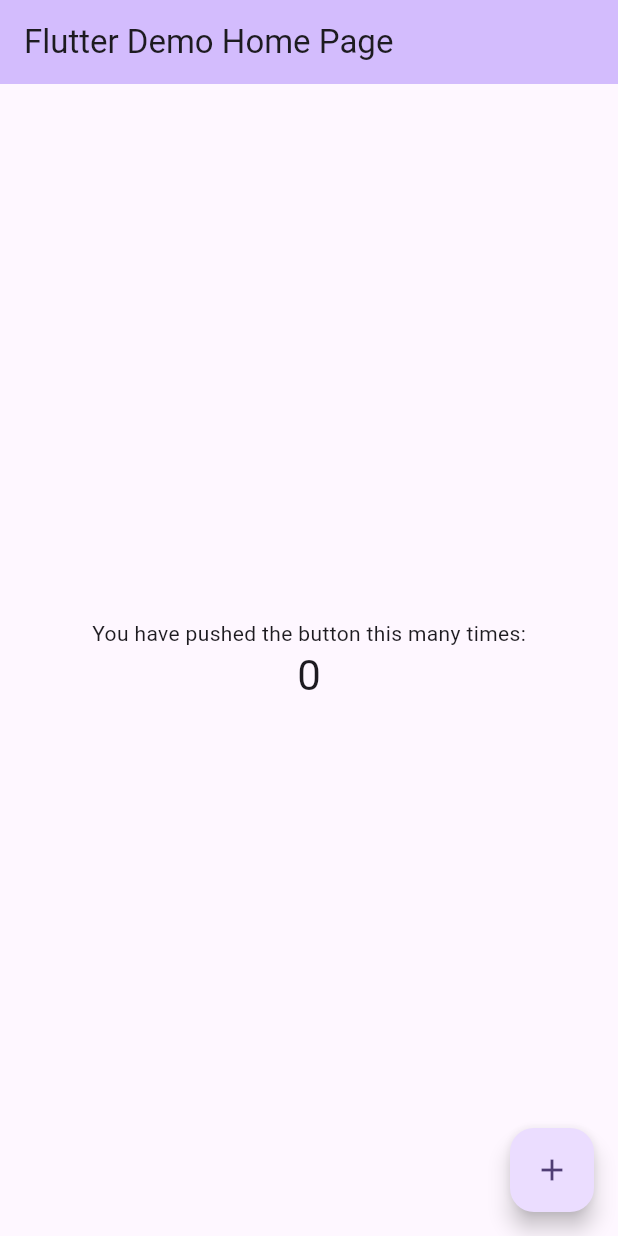
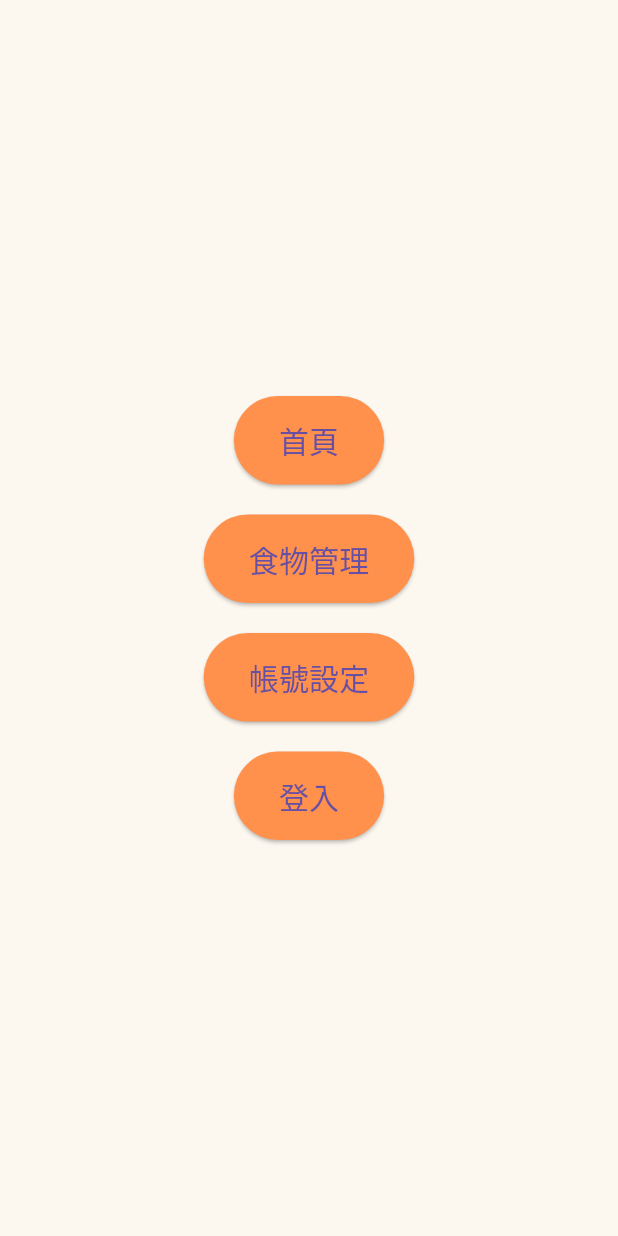
Before and after one commit to exp7777777/FoodMngmt, a Flutter app: the screen it shows after launch, on a phone screen of 412 x 824 dp. Run offline on Flutter 3.47's test engine with Material 3 defaults, Android fonts, the phone set to English and light mode, and no system bars; our stand-ins replace lucide_icons.

Commit message:
新增快速檢視各功能Page

```diff
--- a/lib/main.dart
+++ b/lib/main.dart
@@ -1,4 +1,9 @@
 import 'package:flutter/material.dart';
+import 'package:foodmngmt/foodmngmt_AccountSettings.dart';
+import 'package:foodmngmt/foodmngmt_AccoutLogin.dart';
+import 'package:foodmngmt/foodmngmt_FoodManager.dart';
+import 'package:foodmngmt/foodmngmt_HomePage.dart';
+import 'main.dart';
 
 void main() {
   runApp(const MyApp());
@@ -7,116 +12,97 @@ void main() {
 class MyApp extends StatelessWidget {
   const MyApp({super.key});
 
-  // This widget is the root of your application.
   @override
   Widget build(BuildContext context) {
     return MaterialApp(
-      title: 'Flutter Demo',
-      theme: ThemeData(
-        // This is the theme of your application.
-        //
-        // TRY THIS: Try running your application with "flutter run". You'll see
-        // the application has a purple toolbar. Then, without quitting the app,
-        // try changing the seedColor in the colorScheme below to Colors.green
-        // and then invoke "hot reload" (save your changes or press the "hot
-        // reload" button in a Flutter-supported IDE, or press "r" if you used
-        // the command line to start the app).
-        //
-        // Notice that the counter didn't reset back to zero; the application
-        // state is not lost during the reload. To reset the state, use hot
-        // restart instead.
-        //
-        // This works for code too, not just values: Most code changes can be
-        // tested with just a hot reload.
-        colorScheme: ColorScheme.fromSeed(seedColor: Colors.deepPurple),
-      ),
-      home: const MyHomePage(title: 'Flutter Demo Home Page'),
+      debugShowCheckedModeBanner: false,
+      home: const Main(),
     );
   }
 }
 
-class MyHomePage extends StatefulWidget {
-  const MyHomePage({super.key, required this.title});
-
-  // This widget is the home page of your application. It is stateful, meaning
-  // that it has a State object (defined below) that contains fields that affect
-  // how it looks.
-
-  // This class is the configuration for the state. It holds the values (in this
-  // case the title) provided by the parent (in this case the App widget) and
-  // used by the build method of the State. Fields in a Widget subclass are
-  // always marked "final".
-
-  final String title;
-
-  @override
-  State<MyHomePage> createState() => _MyHomePageState();
-}
-
-class _MyHomePageState extends State<MyHomePage> {
-  int _counter = 0;
-
-  void _incrementCounter() {
-    setState(() {
-      // This call to setState tells the Flutter framework that something has
-      // changed in this State, which causes it to rerun the build method below
-      // so that the display can reflect the updated values. If we changed
-      // _counter without calling setState(), then the build method would not be
-      // called again, and so nothing would appear to happen.
-      _counter++;
-    });
-  }
+class Main extends StatelessWidget {
+  const Main({super.key});
 
   @override
   Widget build(BuildContext context) {
-    // This method is rerun every time setState is called, for instance as done
-    // by the _incrementCounter method above.
-    //
-    // The Flutter framework has been optimized to make rerunning build methods
-    // fast, so that you can just rebuild anything that needs updating rather
-    // than having to individually change instances of widgets.
     return Scaffold(
-      appBar: AppBar(
-        // TRY THIS: Try changing the color here to a specific color (to
-        // Colors.amber, perhaps?) and trigger a hot reload to see the AppBar
-        // change color while the other colors stay the same.
-        backgroundColor: Theme.of(context).colorScheme.inversePrimary,
-        // Here we take the value from the MyHomePage object that was created by
-        // the App.build method, and use it to set our appbar title.
-        title: Text(widget.title),
-      ),
-      body: Center(
-        // Center is a layout widget. It takes a single child and positions it
-        // in the middle of the parent.
+      backgroundColor: const Color(0xFFFCF7EF), // 設定整個頁面的背景顏色
+      body: Center(  // 使用 Center 使內容垂直水平置中
         child: Column(
-          // Column is also a layout widget. It takes a list of children and
-          // arranges them vertically. By default, it sizes itself to fit its
-          // children horizontally, and tries to be as tall as its parent.
-          //
-          // Column has various properties to control how it sizes itself and
-          // how it positions its children. Here we use mainAxisAlignment to
-          // center the children vertically; the main axis here is the vertical
-          // axis because Columns are vertical (the cross axis would be
-          // horizontal).
-          //
-          // TRY THIS: Invoke "debug painting" (choose the "Toggle Debug Paint"
-          // action in the IDE, or press "p" in the console), to see the
-          // wireframe for each widget.
-          mainAxisAlignment: MainAxisAlignment.center,
-          children: <Widget>[
-            const Text('You have pushed the button this many times:'),
-            Text(
-              '$_counter',
-              style: Theme.of(context).textTheme.headlineMedium,
+          mainAxisAlignment: MainAxisAlignment.center,  // 垂直置中
+          crossAxisAlignment: CrossAxisAlignment.center,  // 水平置中
+          children: [
+            ElevatedButton(
+              onPressed: () {
+                Navigator.push(
+                  context,
+                  MaterialPageRoute(builder: (context) => HomePage()),
+                );
+              },
+              style: ElevatedButton.styleFrom(
+                backgroundColor: const Color(0xFFFF914D),  // 設定按鈕顏色
+                padding: const EdgeInsets.symmetric(horizontal: 30, vertical: 15),
+              ),
+              child: const Text(
+                "首頁",
+                style: TextStyle(fontSize: 20),
+              ),
+            ),
+            const SizedBox(height: 20),  // 按鈕間的間距
+            ElevatedButton(
+              onPressed: () {
+                Navigator.push(
+                  context,
+                  MaterialPageRoute(builder: (context) => FoodMngmtPage()),
+                );
+              },
+              style: ElevatedButton.styleFrom(
+                backgroundColor: const Color(0xFFFF914D),
+                padding: const EdgeInsets.symmetric(horizontal: 30, vertical: 15),
+              ),
+              child: const Text(
+                "食物管理",
+                style: TextStyle(fontSize: 20),
+              ),
+            ),
+            const SizedBox(height: 20),
+            ElevatedButton(
+              onPressed: () {
+                Navigator.push(
+                  context,
+                  MaterialPageRoute(builder: (context) => AccountSettings()),
+                );
+              },
+              style: ElevatedButton.styleFrom(
+                backgroundColor: const Color(0xFFFF914D),
+                padding: const EdgeInsets.symmetric(horizontal: 30, vertical: 15),
+              ),
+              child: const Text(
+                "帳號設定",
+                style: TextStyle(fontSize: 20),
+              ),
+            ),
+            const SizedBox(height: 20),
+            ElevatedButton(
+              onPressed: () {
+                Navigator.push(
+                  context,
+                  MaterialPageRoute(builder: (context) => AccoutLogin()),
+                );
+              },
+              style: ElevatedButton.styleFrom(
+                backgroundColor: const Color(0xFFFF914D),
+                padding: const EdgeInsets.symmetric(horizontal: 30, vertical: 15),
+              ),
+              child: const Text(
+                "登入",
+                style: TextStyle(fontSize: 20),
+              ),
             ),
           ],
         ),
       ),
-      floatingActionButton: FloatingActionButton(
-        onPressed: _incrementCounter,
-        tooltip: 'Increment',
-        child: const Icon(Icons.add),
-      ), // This trailing comma makes auto-formatting nicer for build methods.
     );
   }
 }
```
